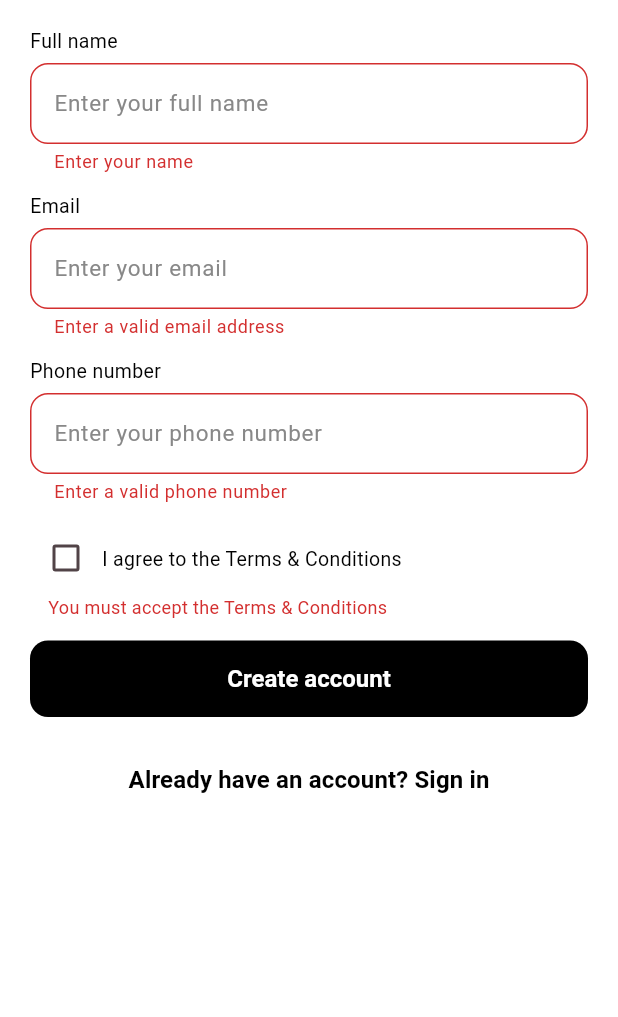
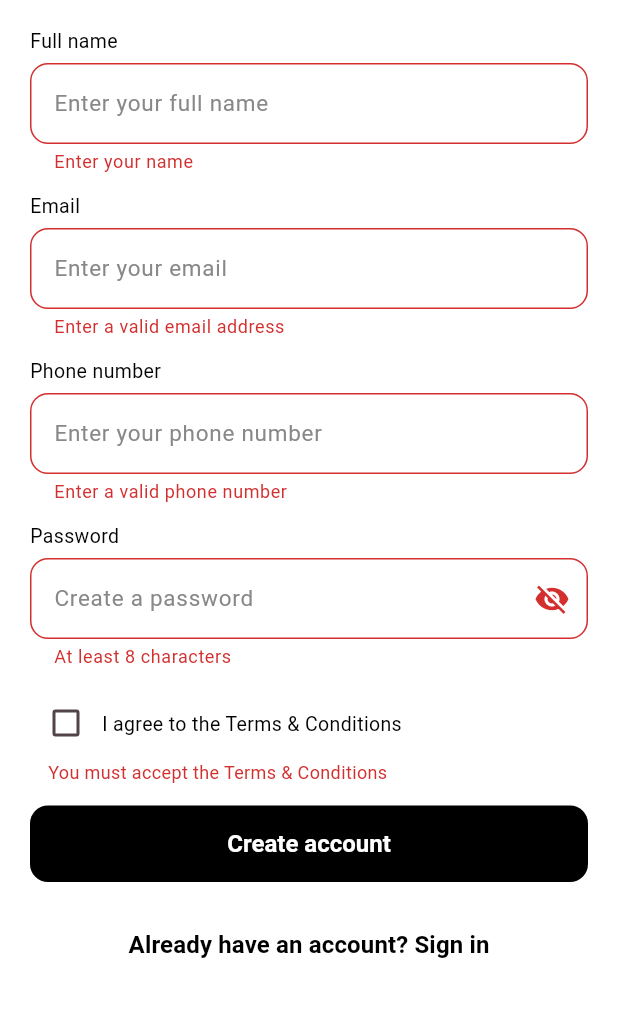
Before and after one commit to MariaD137/ravelgo, a Flutter app: the CreateAccountScreen screen opened directly, after a tap on "Create account", on a phone screen of 412 x 824 dp, the part 213-1230 px from its top. Run offline on Flutter 3.47's test engine with Material 3 defaults, Android fonts, the phone set to English and light mode, and no system bars; our stand-ins replace dotted_border, flutter_dotenv, geolocator, google_maps_flutter, image_picker, share_plus; missing offline and left inert: amazon_cognito_identity_dart_2; accounts and stored records are empty.

Commit message:
user_app: real Cognito auth (sign-up, email verify, sign-in)
Add amazon_cognito_identity_dart_2 + http and an AuthService that talks to
the RavelGo Cognito user pool. Sign-up now collects a password and creates a
real Cognito account (which emails a 6-digit code); verify confirms the code
and signs the user in; login authenticates for real. Pool/client IDs and the
API URL are read from .env, which the web build now generates from the
deployed Auth/Api stack outputs (passed in as CodeBuild env vars) rather than
the placeholder .env.example — no secrets in git.

Co-Authored-By: Claude Opus 4.8 <noreply@anthropic.com>
Claude-Session: https://claude.ai/code/session_012REaxMbtpeYmiZ4EjXVScC

```diff
--- a/user_app/lib/views/Signup/CreateAccount.dart
+++ b/user_app/lib/views/Signup/CreateAccount.dart
@@ -1,4 +1,5 @@
 import 'package:flutter/material.dart';
+import 'package:ravelgo_user_app/services/auth_service.dart';
 import 'package:ravelgo_user_app/views/Signup/VerifyAccount.dart';
 import 'package:ravelgo_user_app/theme/app_theme.dart';
 
@@ -20,8 +21,11 @@ class _CreateAccountScreenState extends State<CreateAccountScreen> {
   final _nameController = TextEditingController();
   final _emailController = TextEditingController();
   final _phoneController = TextEditingController();
+  final _passwordController = TextEditingController();
   bool _agreedToTerms = false;
   bool _showTermsError = false;
+  bool _obscurePassword = true;
+  bool _loading = false;
 
   static final _emailPattern = RegExp(r'^[^@\s]+@[^@\s]+\.[^@\s]+$');
 
@@ -30,19 +34,44 @@ class _CreateAccountScreenState extends State<CreateAccountScreen> {
     _nameController.dispose();
     _emailController.dispose();
     _phoneController.dispose();
+    _passwordController.dispose();
     super.dispose();
   }
 
-  void _submit() {
+  Future<void> _submit() async {
     setState(() => _showTermsError = !_agreedToTerms);
     final valid = _formKey.currentState!.validate();
     if (!valid || !_agreedToTerms) return;
-    Navigator.push(
-      context,
-      MaterialPageRoute(
-        builder: (context) => VerifyAccountScreen(email: _emailController.text.trim()),
-      ),
-    );
+
+    final parts = _nameController.text.trim().split(RegExp(r'\s+'));
+    final givenName = parts.first;
+    final familyName = parts.length > 1 ? parts.sublist(1).join(' ') : parts.first;
+
+    setState(() => _loading = true);
+    try {
+      await AuthService.signUp(
+        email: _emailController.text.trim(),
+        password: _passwordController.text,
+        givenName: givenName,
+        familyName: familyName,
+      );
+      if (!mounted) return;
+      Navigator.push(
+        context,
+        MaterialPageRoute(
+          builder: (context) => VerifyAccountScreen(
+            email: _emailController.text.trim(),
+            password: _passwordController.text,
+          ),
+        ),
+      );
+    } catch (e) {
+      if (!mounted) return;
+      ScaffoldMessenger.of(context)
+          .showSnackBar(SnackBar(content: Text(AuthService.friendlyError(e))));
+    } finally {
+      if (mounted) setState(() => _loading = false);
+    }
   }
 
   @override
@@ -94,6 +123,28 @@ class _CreateAccountScreenState extends State<CreateAccountScreen> {
                   },
                 ),
                 const SizedBox(height: 12),
+                const Text('Password'),
+                const SizedBox(height: 6),
+                TextFormField(
+                  controller: _passwordController,
+                  obscureText: _obscurePassword,
+                  decoration: InputDecoration(
+                    hintText: 'Create a password',
+                    suffixIcon: IconButton(
+                      icon: Icon(_obscurePassword ? Icons.visibility_off : Icons.visibility),
+                      onPressed: () => setState(() => _obscurePassword = !_obscurePassword),
+                    ),
+                  ),
+                  validator: (v) {
+                    final s = v ?? '';
+                    if (s.length < 8) return 'At least 8 characters';
+                    if (!RegExp(r'[A-Z]').hasMatch(s)) return 'Add an uppercase letter';
+                    if (!RegExp(r'[a-z]').hasMatch(s)) return 'Add a lowercase letter';
+                    if (!RegExp(r'[0-9]').hasMatch(s)) return 'Add a number';
+                    return null;
+                  },
+                ),
+                const SizedBox(height: 12),
                 Row(children: [
                   Checkbox(
                     value: _agreedToTerms,
@@ -114,10 +165,15 @@ class _CreateAccountScreenState extends State<CreateAccountScreen> {
                 SizedBox(
                   width: double.infinity,
                   child: ElevatedButton(
-                    onPressed: _submit,
-                    child: const Padding(
-                      padding: EdgeInsets.symmetric(vertical: 16),
-                      child: Text('Create account', style: TextStyle(fontSize: 16)),
+                    onPressed: _loading ? null : _submit,
+                    child: Padding(
+                      padding: const EdgeInsets.symmetric(vertical: 16),
+                      child: _loading
+                          ? const SizedBox(
+                              height: 20,
+                              width: 20,
+                              child: CircularProgressIndicator(strokeWidth: 2, color: Colors.white))
+                          : const Text('Create account', style: TextStyle(fontSize: 16)),
                     ),
                   ),
                 ),
--- a/user_app/pubspec.yaml
+++ b/user_app/pubspec.yaml
@@ -38,6 +38,8 @@ dependencies:
   image_picker: ^1.0.0
   share_plus: ^12.0.1
   dotted_border: ^3.1.0
+  amazon_cognito_identity_dart_2: ^3.6.3
+  http: ^1.2.0
 
 dev_dependencies:
   flutter_test:
```
Also changed, not shown: user_app/lib/services/auth_service.dart (added, +97 -0 lines), user_app/lib/views/Login/login.dart (+28 -8 lines), user_app/lib/views/Signup/VerifyAccount.dart (+49 -15 lines), 2 other files.
